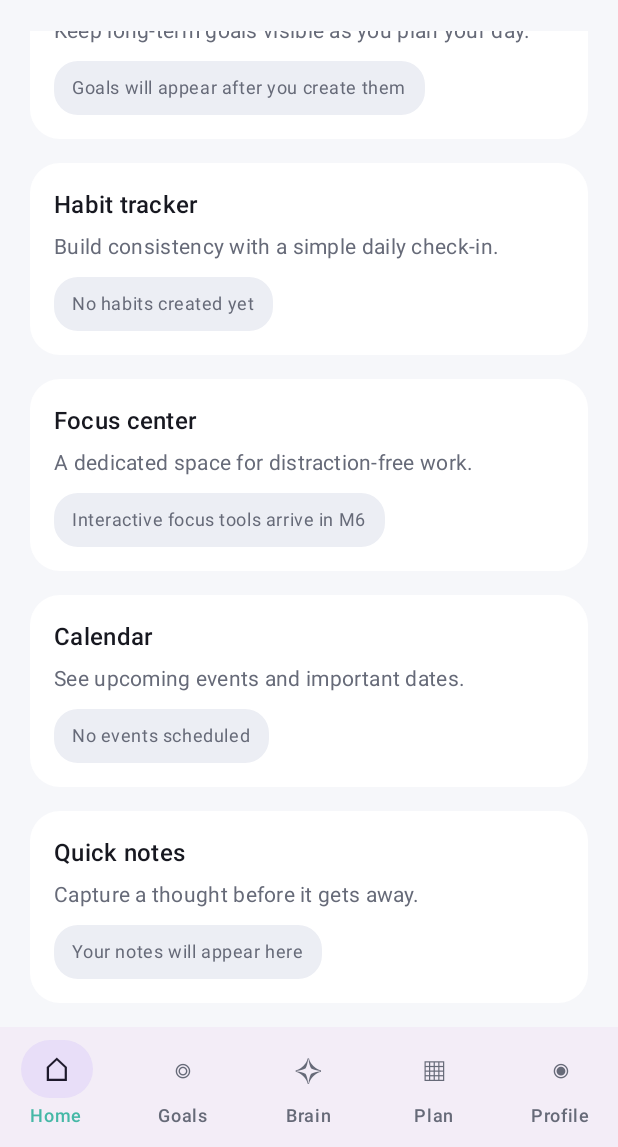
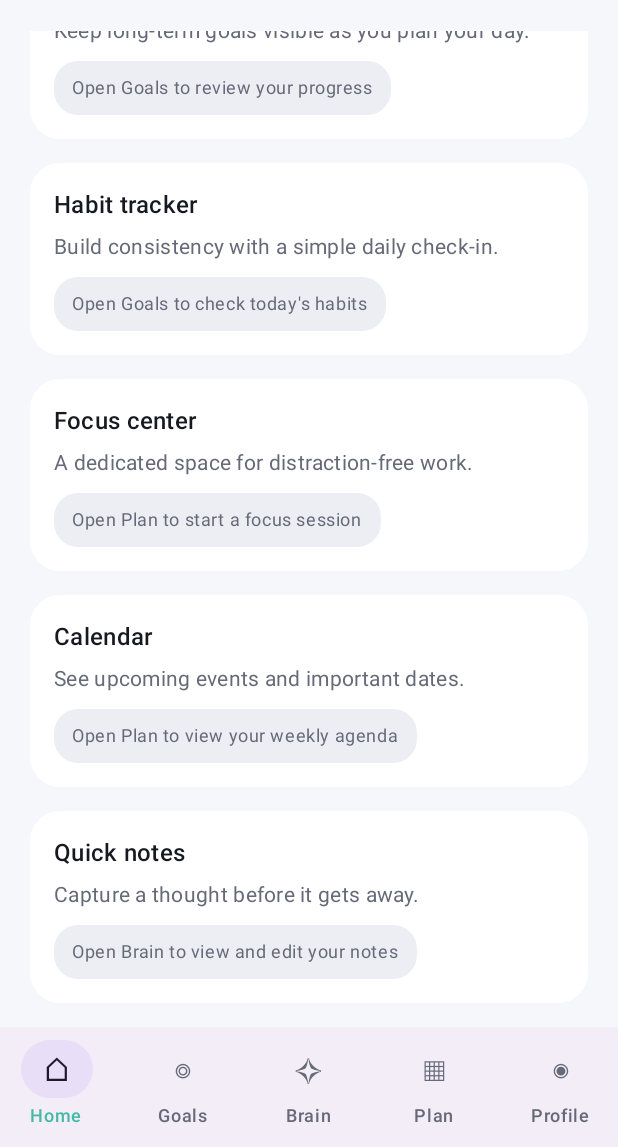
Before and after one commit to ishak6/LIFECORE, an Android app built with Jetpack Compose: the composable LifeCoreAppShell shown on its own in the app's theme, scrolled down 376 dp, on a phone screen of 412 x 824 dp, the part 89-1236 px from its top. Run offline under Robolectric (Android 15) with nearby library versions, the phone set to English and light mode, and no system bars; 7 statements that could not run were skipped.

Commit message:
Replace stale dashboard placeholders with links to implemented modules

```diff
--- a/app/src/main/java/com/lifecore/app/ui/dashboard/LifeCoreDashboard.kt
+++ b/app/src/main/java/com/lifecore/app/ui/dashboard/LifeCoreDashboard.kt
@@ -36,16 +36,16 @@ private data class DashboardWidget(
 )
 
 private val dashboardWidgets = listOf(
-    DashboardWidget("daily", "Daily overview", "A snapshot of today's tasks and priorities.", "No daily items yet"),
-    DashboardWidget("goals", "Goal progress", "Keep long-term goals visible as you plan your day.", "Goals will appear after you create them"),
-    DashboardWidget("habits", "Habit tracker", "Build consistency with a simple daily check-in.", "No habits created yet"),
-    DashboardWidget("focus", "Focus center", "A dedicated space for distraction-free work.", "Interactive focus tools arrive in M6"),
-    DashboardWidget("calendar", "Calendar", "See upcoming events and important dates.", "No events scheduled"),
-    DashboardWidget("notes", "Quick notes", "Capture a thought before it gets away.", "Your notes will appear here"),
-    DashboardWidget("memory", "Recent memory", "Return to journal entries and saved memories.", "No memories saved yet"),
-    DashboardWidget("projects", "Project status", "Keep active projects and next steps in view.", "No projects added yet"),
-    DashboardWidget("analytics", "Productivity insights", "Understand patterns in your completed work.", "Insights appear when activity data exists"),
-    DashboardWidget("reminders", "Reminders", "Keep important follow-ups from slipping through.", "No reminders set")
+    DashboardWidget("daily", "Daily overview", "A snapshot of today's tasks and priorities.", "Open Plan to review your saved tasks"),
+    DashboardWidget("goals", "Goal progress", "Keep long-term goals visible as you plan your day.", "Open Goals to review your progress"),
+    DashboardWidget("habits", "Habit tracker", "Build consistency with a simple daily check-in.", "Open Goals to check today's habits"),
+    DashboardWidget("focus", "Focus center", "A dedicated space for distraction-free work.", "Open Plan to start a focus session"),
+    DashboardWidget("calendar", "Calendar", "See upcoming events and important dates.", "Open Plan to view your weekly agenda"),
+    DashboardWidget("notes", "Quick notes", "Capture a thought before it gets away.", "Open Brain to view and edit your notes"),
+    DashboardWidget("memory", "Recent memory", "Return to journal entries and saved memories.", "Open Brain to review your journal"),
+    DashboardWidget("projects", "Project status", "Keep active projects and next steps in view.", "Open Project Center to manage projects"),
+    DashboardWidget("analytics", "Productivity insights", "Understand patterns in your completed work.", "Open Project Center for local activity summaries"),
+    DashboardWidget("reminders", "Reminders", "Keep important follow-ups from slipping through.", "Open Profile to schedule a reminder")
 )
 
 private val defaultWidgetIds = listOf("daily", "goals", "habits", "focus", "calendar", "notes")
```
